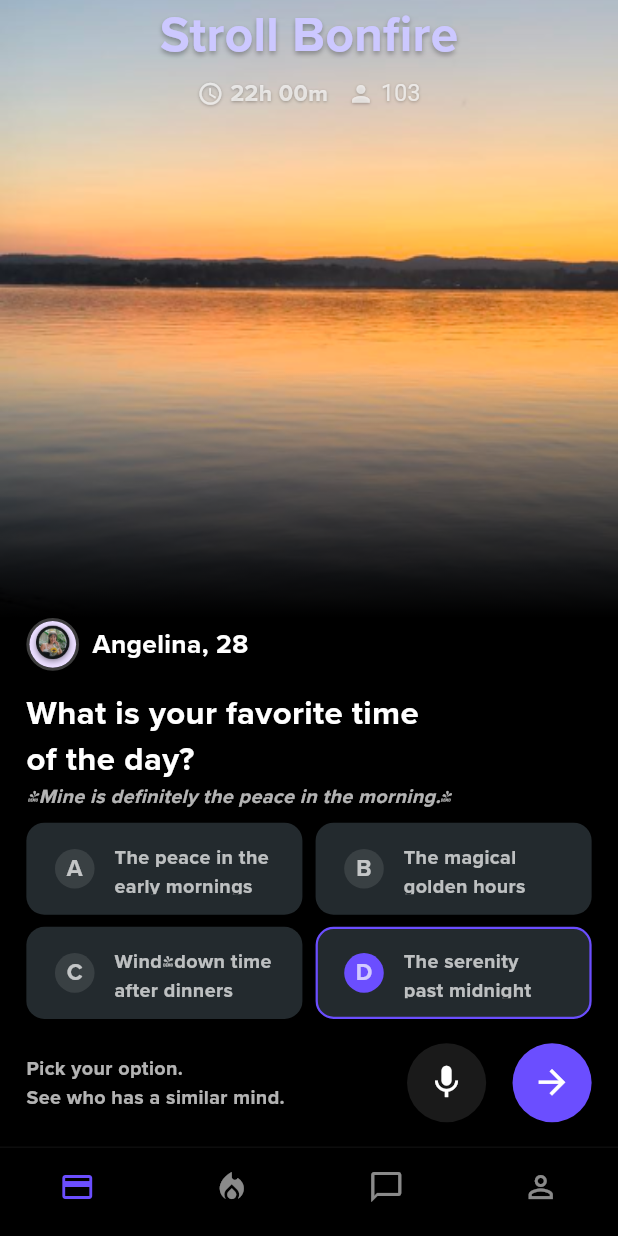
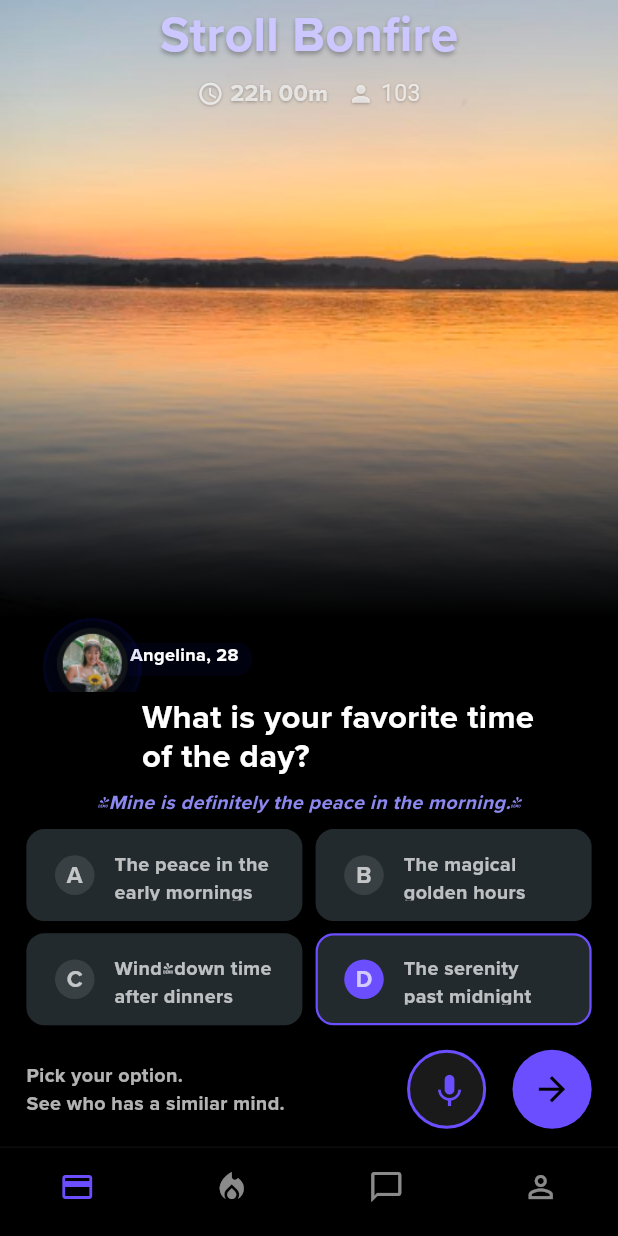
Before and after one commit to trick4u/stroll, a Flutter app: the screen it shows after launch, on a phone screen of 412 x 824 dp. Run offline on Flutter 3.47's test engine with Material 3 defaults, Android fonts, the phone set to English and light mode, and no system bars.

Commit message:
colorAndLayoutUpdate

```diff
--- a/lib/pages/home_page.dart
+++ b/lib/pages/home_page.dart
@@ -152,19 +152,27 @@
         ),
         Spacer(),
         Container(
+          height: ScaleUtil.width(48),
+          width: ScaleUtil.width(48),
           padding: EdgeInsets.all(ScaleUtil.width(12)),
           decoration: BoxDecoration(
             shape: BoxShape.circle,
             color: Colors.white.withOpacity(0.1),
+            border: Border.all(
+              color: const Color(0xFF6B4EFF),
+              width: 2,
+            ),
           ),
           child: Icon(
             Icons.mic,
-            color: Colors.white,
+            color: const Color(0xFF6B4EFF),
             size: ScaleUtil.scale(24),
           ),
         ),
         SizedBox(width: ScaleUtil.width(16)),
         Container(
+          height: ScaleUtil.width(48),
+          width: ScaleUtil.width(48),
           padding: EdgeInsets.all(ScaleUtil.width(12)),
           decoration: BoxDecoration(
             shape: BoxShape.circle,
@@ -172,7 +180,7 @@
           ),
           child: Icon(
             Icons.arrow_forward,
-            color: Colors.white,
+            color: Colors.black,
             size: ScaleUtil.scale(24),
           ),
         ),
--- a/lib/widgets/options_grid.dart
+++ b/lib/widgets/options_grid.dart
@@ -38,7 +38,7 @@
       padding: EdgeInsets.only(
           top: ScaleUtil.height(8), bottom: ScaleUtil.height(16)),
       shrinkWrap: true,
-      physics: ScrollPhysics(),
+      physics: AlwaysScrollableScrollPhysics(),
       crossAxisCount: 2,
       mainAxisSpacing: ScaleUtil.height(8),
       crossAxisSpacing: ScaleUtil.width(8),
--- a/lib/widgets/profile_image_box.dart
+++ b/lib/widgets/profile_image_box.dart
@@ -11,55 +11,108 @@
       crossAxisAlignment: CrossAxisAlignment.start,
       mainAxisSize: MainAxisSize.min,
       children: [
-        Row(
-          children: [
+        ImageNameBox(),
         Container(
-              height: ScaleUtil.scale(32), // Reduced size
-              width: ScaleUtil.scale(32), // Reduced size
-              decoration: BoxDecoration(
-                shape: BoxShape.circle,
-                border: Border.all(
-                  color: Colors.white24,
-                  width: 2,
+          width: double.infinity,
+          padding: EdgeInsets.only(
+            left: ScaleUtil.width(70),
+            top: ScaleUtil.height(4),
           ),
-              ),
-              child: CircleAvatar(
-                backgroundImage: AssetImage('assets/profile.png'),
-              ),
-            ),
-            SizedBox(width: ScaleUtil.width(8)), // Reduced spacing
-            Text(
-              'Angelina, 28',
-              style: TextStyle(
-                color: Colors.white,
-                fontSize: ScaleUtil.fontSize(16),
-                fontWeight: FontWeight.w600,
-                fontFamily: 'ProximaNova',
-              ),
-            ),
-          ],
-        ),
-        SizedBox(height: ScaleUtil.height(12)), // Reduced spacing
-        Text(
+          child: Text(
             'What is your favorite time\nof the day?',
+            textAlign: TextAlign.left,
             style: TextStyle(
               fontFamily: 'ProximaNova',
               color: Colors.white,
               fontSize: ScaleUtil.fontSize(20),
-            fontWeight: FontWeight.bold,
+              fontWeight: FontWeight.w700,
+              height: 1.2,
             ),
           ),
-        // Reduced spacing
-        Text(
+        ),
+        SizedBox(height: ScaleUtil.height(8)),
+        Container(
+          width: double.infinity,
+          alignment: Alignment.center,
+          child: Text(
             '"Mine is definitely the peace in the morning."',
+            textAlign: TextAlign.center,
             style: TextStyle(
               fontFamily: 'ProximaNova',
-            color: Colors.white70,
+              color: Color(0xff8B88EF),
               fontSize: ScaleUtil.fontSize(12),
               fontStyle: FontStyle.italic,
+            ),
           ),
         ),
       ],
     );
   }
 }
+
+class ImageNameBox extends StatelessWidget {
+  const ImageNameBox({
+    super.key,
+  });
+
+  @override
+  Widget build(BuildContext context) {
+    return SizedBox(
+      height: ScaleUtil.scale(45),
+      width: double.infinity,
+      child: Stack(
+        children: [
+          // Left circular red container
+          Positioned(
+            left: ScaleUtil.scale(30),
+            top: ScaleUtil.scale(15),
+            child: Container(
+              height: ScaleUtil.scale(20),
+              width: ScaleUtil.scale(107),
+              padding: EdgeInsets.symmetric(
+                horizontal: ScaleUtil.width(8),
+                vertical: ScaleUtil.height(0),
+              ),
+              decoration: BoxDecoration(
+                color: Color(0xFF121518E5),
+                borderRadius: BorderRadius.circular(10),
+              ),
+              child: Text(
+                textAlign: TextAlign.right,
+                'Angelina, 28',
+                style: TextStyle(
+                  color: Colors.white,
+                  fontSize: ScaleUtil.fontSize(11),
+                  fontWeight: FontWeight.w600,
+                  fontFamily: 'ProximaNova',
+                ),
+              ),
+            ),
+          ),
+          Positioned(
+            left: ScaleUtil.scale(10),
+            child: Container(
+              height: ScaleUtil.scale(60),
+              width: ScaleUtil.scale(60),
+              decoration: BoxDecoration(
+                shape: BoxShape.circle,
+                color: Color(0xFF121518E5),
+                border: Border.all(
+                  color: Color(0xFF121518E5),
+                  width: 2,
+                ),
+                image: const DecorationImage(
+                  image: AssetImage('assets/profile.png'),
+                  fit: BoxFit.cover,
+                ),
+              ),
+            ),
+          ),
+          // Profile image container
+
+          // Right pink container with name
+        ],
+      ),
+    );
+  }
+}
```
Lines whose indentation alone changed are shown as unchanged.
